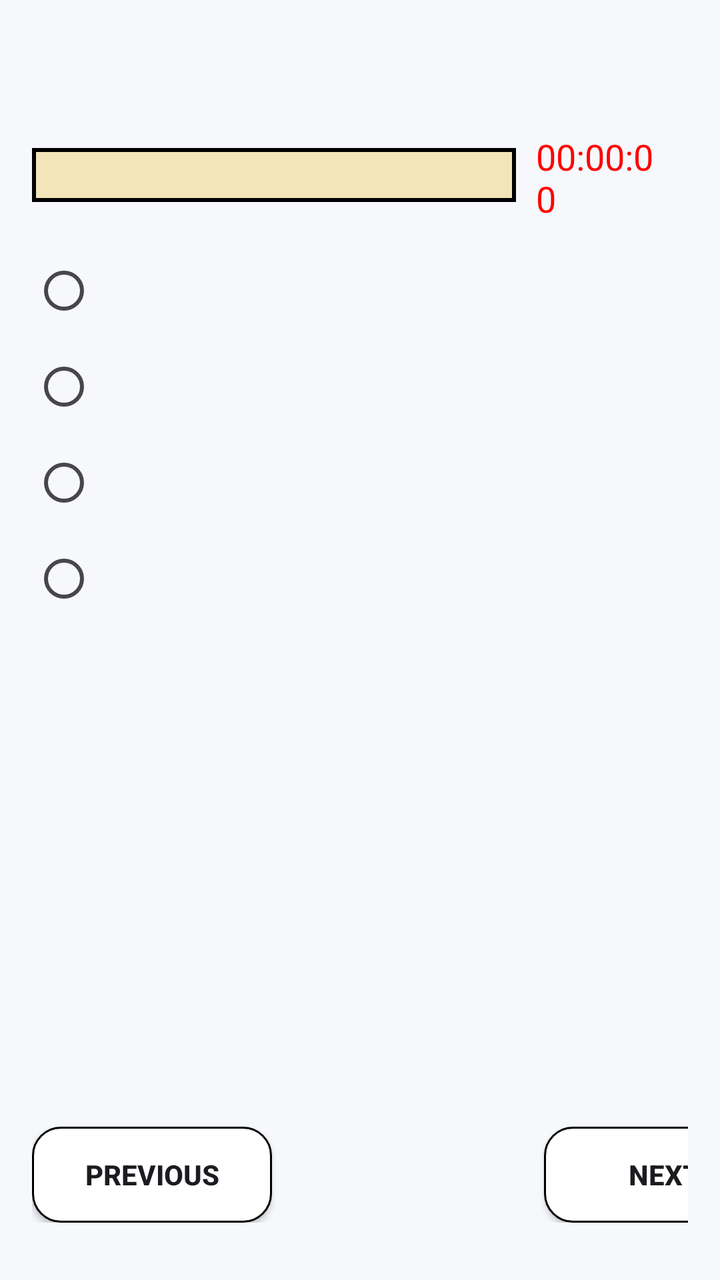
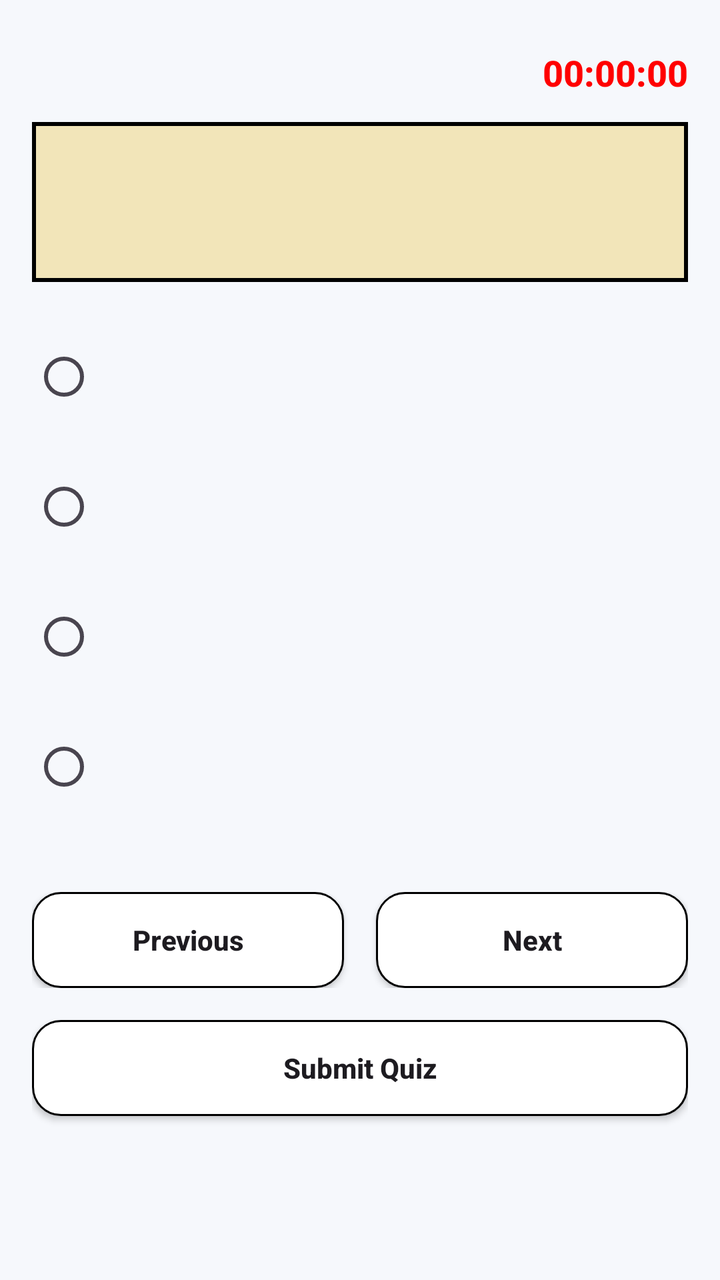

Screens rendered from an Android XML layout before and after an edit, with the pre-edit source and the edit as a unified diff.
<!-- AndroidManifest.xml: application theme Theme.EduQuiz -->
<!-- res/layout/activity_attempt_quiz.xml -->
<?xml version="1.0" encoding="utf-8"?>
<LinearLayout xmlns:android="http://schemas.android.com/apk/res/android"
    android:id="@+id/attemptQuizLayout"
    android:layout_width="match_parent"
    android:layout_height="match_parent"
    android:orientation="vertical"
    android:padding="16dp"
    android:background="#F6F8FC">


    <LinearLayout
        android:layout_width="match_parent"
        android:layout_height="wrap_content"
        android:layout_marginTop="40dp"
        android:weightSum="10.5"
        android:orientation="horizontal">

        <TextView
            android:id="@+id/tvAttemptQuizQuestion"
            android:layout_width="0dp"
            android:layout_marginTop="10dp"
            android:layout_weight="8"
            android:layout_height="wrap_content"
            android:text=""
            android:textSize="20sp"
            android:paddingLeft="5.0dp"
            android:paddingRight="5.0dp"
            android:textColor="#000000"
            android:background="@drawable/question_back"
            android:layout_marginBottom="16dp"/>

        
        <TextView
            android:id="@+id/timerTextViewAttemptQuiz"
            android:layout_width="0dp"
            android:layout_height="wrap_content"
            android:layout_weight="2"
            android:text="00:00:00"
            android:layout_marginLeft="10dp"
            android:textSize="18sp"
            android:textColor="#FF0000"
            android:paddingTop="10dp"/>

    </LinearLayout>

    


    
    <RadioGroup
        android:id="@+id/optionsRadioGroupAttemptQuiz"
        android:layout_width="match_parent"
        android:layout_height="wrap_content"
        android:layout_marginTop="10dp"
        android:orientation="vertical">

        <RadioButton
            android:id="@+id/radioButtonAttemptQuizOptionA"
            android:layout_width="wrap_content"
            android:layout_height="wrap_content"
            android:text="" />

        <RadioButton
            android:id="@+id/radioButtonAttemptQuizOptionB"
            android:layout_width="wrap_content"
            android:layout_height="wrap_content"
            android:text="" />

        <RadioButton
            android:id="@+id/radioButtonAttemptQuizOptionC"
            android:layout_width="wrap_content"
            android:layout_height="wrap_content"
            android:text="" />

        <RadioButton
            android:id="@+id/radioButtonAttemptQuizOptionD"
            android:layout_width="wrap_content"
            android:layout_height="wrap_content"
            android:text="" />
    </RadioGroup>

    
    <LinearLayout
        android:layout_width="match_parent"
        android:layout_height="wrap_content"
        android:orientation="horizontal"
        android:layout_marginTop="250dp">

        <androidx.appcompat.widget.AppCompatButton
            android:id="@+id/btnAttemptQuizPrevious"
            android:layout_width="120dp"
            android:layout_height="wrap_content"
            android:layout_marginEnd="16dp"
            android:textStyle="bold"
            android:background="@drawable/edit2"
            android:text="Previous" />

        <androidx.appcompat.widget.AppCompatButton
            android:id="@+id/btnAttemptQuizNext"
            android:layout_width="120dp"
            android:background="@drawable/edit2"
            android:textStyle="bold"
            android:layout_height="wrap_content"
            android:layout_marginLeft="120dp"
            android:text="Next"/>


    </LinearLayout>

    
    <androidx.appcompat.widget.AppCompatButton
        android:id="@+id/btnAttemptQuizSubmitButton"
        android:layout_width="match_parent"
        android:layout_height="wrap_content"
        android:textStyle="bold"
        android:layout_marginTop="25dp"
        android:background="@drawable/edit"
        android:text="Submit Quiz"/>
    

</LinearLayout>
<!-- resources referenced by this layout -->
<resources>
  <!-- drawable edit (drawable) -->
  <?xml version="1.0" encoding="utf-8"?>
  <shape  android:shape="rectangle"
      xmlns:android="http://schemas.android.com/apk/res/android">
      <corners android:radius="14dp"/>
      <stroke android:color="@color/white" android:width="0.6dp"/>
      <solid android:color="@color/white"/>
      <size android:height="10dp"/>
  
  </shape>
  <!-- drawable edit2 (drawable) -->
  <?xml version="1.0" encoding="utf-8"?>
  <shape xmlns:android="http://schemas.android.com/apk/res/android">
      <corners android:radius="14dp"/>
      <stroke android:color="@color/black" android:width="0.9dp"/>
      <solid android:color="@color/white"/>
      <size android:height="10dp"/>
  </shape>
  <!-- drawable question_back (drawable) -->
  <?xml version="1.0" encoding="utf-8"?>
  <shape xmlns:android="http://schemas.android.com/apk/res/android">
  
      <stroke
          android:color="@color/black"
          android:width="2dp"
          >
      </stroke>
  
      <solid
          android:color="@color/yellow">
  
      </solid>
  
  </shape>
  <style name="Theme.EduQuiz" parent="Base.Theme.EduQuiz" />
  <color name="white">#FFFFFFFF</color>
  <color name="black">#FF000000</color>
  <color name="yellow">#F2E5B9</color>
  <style name="Base.Theme.EduQuiz" parent="Theme.Material3.DayNight.NoActionBar">
          
          
      </style>
</resources>

<!-- the commit's change to res/layout/activity_attempt_quiz.xml (unified diff, before → after) -->
@@ -1,121 +1,169 @@
 <?xml version="1.0" encoding="utf-8"?>
-<LinearLayout xmlns:android="http://schemas.android.com/apk/res/android"
+<LinearLayout
+    xmlns:android="http://schemas.android.com/apk/res/android"
     android:id="@+id/attemptQuizLayout"
     android:layout_width="match_parent"
     android:layout_height="match_parent"
     android:orientation="vertical"
-    android:padding="16dp"
-    android:background="#F6F8FC">
-
-
-    <LinearLayout
-        android:layout_width="match_parent"
-        android:layout_height="wrap_content"
-        android:layout_marginTop="40dp"
-        android:weightSum="10.5"
-        android:orientation="horizontal">
-
-        <TextView
-            android:id="@+id/tvAttemptQuizQuestion"
-            android:layout_width="0dp"
-            android:layout_marginTop="10dp"
-            android:layout_weight="8"
-            android:layout_height="wrap_content"
-            android:text=""
-            android:textSize="20sp"
-            android:paddingLeft="5.0dp"
-            android:paddingRight="5.0dp"
-            android:textColor="#000000"
-            android:background="@drawable/question_back"
-            android:layout_marginBottom="16dp"/>
-
-        
-        <TextView
-            android:id="@+id/timerTextViewAttemptQuiz"
-            android:layout_width="0dp"
-            android:layout_height="wrap_content"
-            android:layout_weight="2"
-            android:text="00:00:00"
-            android:layout_marginLeft="10dp"
-            android:textSize="18sp"
-            android:textColor="#FF0000"
-            android:paddingTop="10dp"/>
-
-    </LinearLayout>
+    android:background="#F6F8FC"
+    android:padding="16dp">
 
     
+    <TextView
+        android:id="@+id/timerTextViewAttemptQuiz"
+        android:layout_width="match_parent"
+        android:layout_height="25dp"
+        android:layout_marginTop="8dp"
+        android:layout_marginBottom="12dp"
+        android:gravity="right"
+        android:text="00:00:00"
+        android:textColor="#FF0000"
+        android:textSize="18sp"
+        android:textStyle="bold"
+        android:fontFamily="sans-serif-medium" />
 
 
     
-    <RadioGroup
-        android:id="@+id/optionsRadioGroupAttemptQuiz"
+    <ScrollView
         android:layout_width="match_parent"
-        android:layout_height="wrap_content"
-        android:layout_marginTop="10dp"
-        android:orientation="vertical">
+        android:layout_height="0dp"
+        android:layout_weight="1"
+        android:fillViewport="true">
 
-        <RadioButton
-            android:id="@+id/radioButtonAttemptQuizOptionA"
-            android:layout_width="wrap_content"
+        <LinearLayout
+            android:layout_width="match_parent"
             android:layout_height="wrap_content"
-            android:text="" />
+            android:orientation="vertical">
 
-        <RadioButton
-            android:id="@+id/radioButtonAttemptQuizOptionB"
-            android:layout_width="wrap_content"
-            android:layout_height="wrap_content"
-            android:text="" />
-
-        <RadioButton
-            android:id="@+id/radioButtonAttemptQuizOptionC"
-            android:layout_width="wrap_content"
-            android:layout_height="wrap_content"
-            android:text="" />
-
-        <RadioButton
-            android:id="@+id/radioButtonAttemptQuizOptionD"
-            android:layout_width="wrap_content"
-            android:layout_height="wrap_content"
-            android:text="" />
-    </RadioGroup>
-
-    
-    <LinearLayout
-        android:layout_width="match_parent"
-        android:layout_height="wrap_content"
-        android:orientation="horizontal"
-        android:layout_marginTop="250dp">
-
-        <androidx.appcompat.widget.AppCompatButton
-            android:id="@+id/btnAttemptQuizPrevious"
-            android:layout_width="120dp"
-            android:layout_height="wrap_content"
-            android:layout_marginEnd="16dp"
-            android:textStyle="bold"
-            android:background="@drawable/edit2"
-            android:text="Previous" />
-
-        <androidx.appcompat.widget.AppCompatButton
-            android:id="@+id/btnAttemptQuizNext"
-            android:layout_width="120dp"
-            android:background="@drawable/edit2"
-            android:textStyle="bold"
-            android:layout_height="wrap_content"
-            android:layout_marginLeft="120dp"
-            android:text="Next"/>
+            
+            <TextView
+                android:id="@+id/tvAttemptQuizQuestion"
+                android:layout_width="match_parent"
+                android:layout_height="wrap_content"
+                android:minHeight="80dp"
+                android:gravity="center_vertical"
+                android:paddingLeft="14dp"
+                android:paddingRight="14dp"
+                android:paddingTop="12dp"
+                android:paddingBottom="12dp"
+                android:text=""
+                android:textSize="20sp"
+                android:textStyle="bold"
+                android:fontFamily="sans-serif"
+                android:textColor="#000000"
+                android:background="@drawable/question_back"
+                android:layout_marginBottom="20dp" />
 
 
-    </LinearLayout>
+            
+            <RadioGroup
+                android:id="@+id/optionsRadioGroupAttemptQuiz"
+                android:layout_width="match_parent"
+                android:layout_height="wrap_content"
+                android:orientation="vertical">
 
-    
-    <androidx.appcompat.widget.AppCompatButton
-        android:id="@+id/btnAttemptQuizSubmitButton"
-        android:layout_width="match_parent"
-        android:layout_height="wrap_content"
-        android:textStyle="bold"
-        android:layout_marginTop="25dp"
-        android:background="@drawable/edit"
-        android:text="Submit Quiz"/>
-    
+                <RadioButton
+                    android:id="@+id/radioButtonAttemptQuizOptionA"
+                    android:layout_width="match_parent"
+                    android:layout_height="wrap_content"
+                    android:minHeight="55dp"
+                    android:paddingLeft="10dp"
+                    android:paddingRight="10dp"
+                    android:text=""
+                    android:textSize="16sp"
+                    android:fontFamily="sans-serif"
+                    android:textColor="#333333"
+                    android:layout_marginBottom="10dp" />
+
+                <RadioButton
+                    android:id="@+id/radioButtonAttemptQuizOptionB"
+                    android:layout_width="match_parent"
+                    android:layout_height="wrap_content"
+                    android:minHeight="55dp"
+                    android:paddingLeft="10dp"
+                    android:paddingRight="10dp"
+                    android:text=""
+                    android:textSize="16sp"
+                    android:fontFamily="sans-serif"
+                    android:textColor="#333333"
+                    android:layout_marginBottom="10dp" />
+
+                <RadioButton
+                    android:id="@+id/radioButtonAttemptQuizOptionC"
+                    android:layout_width="match_parent"
+                    android:layout_height="wrap_content"
+                    android:minHeight="55dp"
+                    android:paddingLeft="10dp"
+                    android:paddingRight="10dp"
+                    android:text=""
+                    android:textSize="16sp"
+                    android:fontFamily="sans-serif"
+                    android:textColor="#333333"
+                    android:layout_marginBottom="10dp" />
+
+                <RadioButton
+                    android:id="@+id/radioButtonAttemptQuizOptionD"
+                    android:layout_width="match_parent"
+                    android:layout_height="wrap_content"
+                    android:minHeight="55dp"
+                    android:paddingLeft="10dp"
+                    android:paddingRight="10dp"
+                    android:text=""
+                    android:textSize="16sp"
+                    android:fontFamily="sans-serif"
+                    android:textColor="#333333"
+                    android:layout_marginBottom="10dp" />
+
+            </RadioGroup>
+
+
+            
+            <LinearLayout
+                android:layout_width="match_parent"
+                android:layout_height="wrap_content"
+                android:orientation="horizontal"
+                android:layout_marginTop="25dp"
+                android:gravity="center">
+
+                <androidx.appcompat.widget.AppCompatButton
+                    android:id="@+id/btnAttemptQuizPrevious"
+                    android:layout_width="0dp"
+                    android:layout_height="wrap_content"
+                    android:layout_weight="1"
+                    android:layout_marginEnd="8dp"
+                    android:background="@drawable/edit2"
+                    android:text="Previous"
+                    android:textStyle="bold"
+                    android:textAllCaps="false" />
+
+                <androidx.appcompat.widget.AppCompatButton
+                    android:id="@+id/btnAttemptQuizNext"
+                    android:layout_width="0dp"
+                    android:layout_height="wrap_content"
+                    android:layout_weight="1"
+                    android:layout_marginStart="8dp"
+                    android:background="@drawable/edit2"
+                    android:text="Next"
+                    android:textStyle="bold"
+                    android:textAllCaps="false" />
+
+            </LinearLayout>
+
+
+            
+            <androidx.appcompat.widget.AppCompatButton
+                android:id="@+id/btnAttemptQuizSubmitButton"
+                android:layout_width="match_parent"
+                android:layout_height="wrap_content"
+                android:textStyle="bold"
+                android:textAllCaps="false"
+                android:layout_marginTop="16dp"
+                android:layout_marginBottom="20dp"
+                android:background="@drawable/edit2"
+                android:text="Submit Quiz" />
+
+        </LinearLayout>
+
+    </ScrollView>
 
 </LinearLayout>
<!-- resource entries referenced after the edit -->
@@ -1,15 +1,5 @@
 <!-- resources referenced by this layout -->
 <resources>
-  <!-- drawable edit (drawable) -->
-  <?xml version="1.0" encoding="utf-8"?>
-  <shape  android:shape="rectangle"
-      xmlns:android="http://schemas.android.com/apk/res/android">
-      <corners android:radius="14dp"/>
-      <stroke android:color="@color/white" android:width="0.6dp"/>
-      <solid android:color="@color/white"/>
-      <size android:height="10dp"/>
-  
-  </shape>
   <!-- drawable edit2 (drawable) -->
   <?xml version="1.0" encoding="utf-8"?>
   <shape xmlns:android="http://schemas.android.com/apk/res/android">
